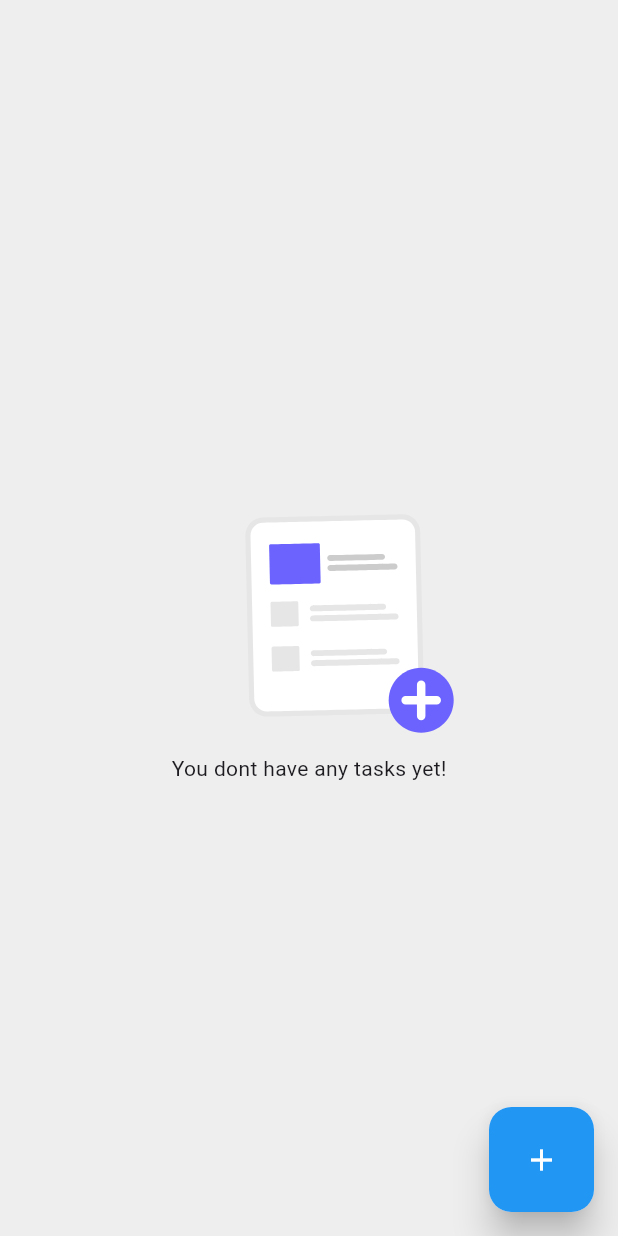
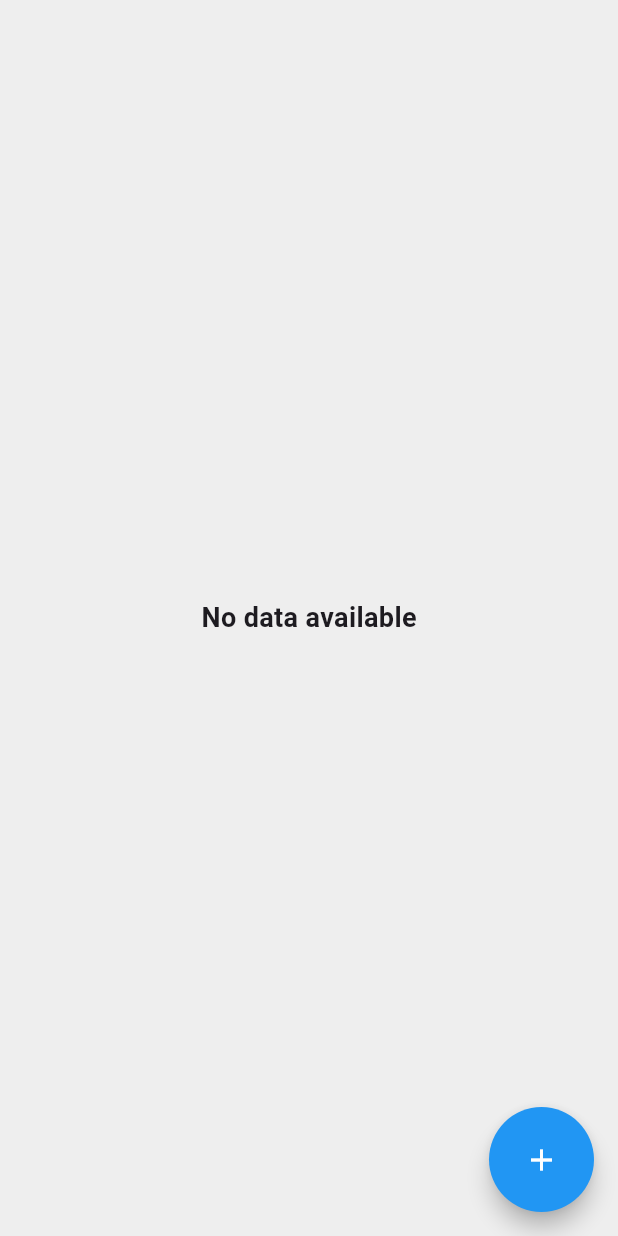
Before and after one commit to lvnh2003/Todolist-Flutter, a Flutter app: the screen it shows after launch, on a phone screen of 412 x 824 dp. Run offline on Flutter 3.47's test engine with Material 3 defaults, Android fonts, the phone set to English and light mode, and no system bars; our stand-ins replace animate_do, image_cropper, image_picker, lottie; missing offline and left inert: ftoast, mongo_dart, panara_dialogs.

Commit message:
feature: add owner

```diff
--- a/lib/Model.dart
+++ b/lib/Model.dart
@@ -17,6 +17,7 @@ class MongoDbModel {
     DateTime dueDate;
     String owner;
     String notes;
+    final String? ownerImage;
 
     MongoDbModel({
       required this.id,
@@ -27,6 +28,7 @@ class MongoDbModel {
       required this.dueDate,
       required this.owner,
       required this.notes,
+      this.ownerImage,
     });
 
     factory MongoDbModel.fromJson(Map<String, dynamic> json) => MongoDbModel(
@@ -36,8 +38,9 @@ class MongoDbModel {
         priority: json["priority"],
         pick: json["PICK"],
         dueDate: DateTime.parse(json["due_date"]),
-        owner: json["owner"],
+        owner: json["owner"] is Map<String, dynamic> ? json["owner"]["name"] : json["owner"],
         notes: json["notes"],
+        ownerImage: json["owner"] is Map<String, dynamic> ? json["owner"]["image_base64"] : null,
     );
 
     Map<String, dynamic> toJson() => {
@@ -47,7 +50,10 @@ class MongoDbModel {
         "priority": priority,
         "PICK": pick,
         "due_date": "${dueDate.year.toString().padLeft(4, '0')}-${dueDate.month.toString().padLeft(2, '0')}-${dueDate.day.toString().padLeft(2, '0')}",
-        "owner": owner,
+        "owner": {
+          "name": owner,
+          "image_base64": ownerImage,
+        },
         "notes": notes,
     };
 }
--- a/lib/display.dart
+++ b/lib/display.dart
@@ -3,6 +3,7 @@ import 'package:animate_do/animate_do.dart';
 import 'package:lottie/lottie.dart';
 import 'package:test/Model.dart';
 import 'package:test/db/mongodb.dart';
+import 'package:test/insert-owner.dart';
 import 'package:test/insert.dart';
 import 'package:test/utils/const.dart';
 import 'package:test/utils/string.dart';
@@ -16,11 +17,68 @@ class Home extends StatefulWidget {
 }
 
 class _HomeState extends State<Home> {
+  final ValueNotifier<bool> _showExtraButtons = ValueNotifier(false);
+
   @override
   Widget build(BuildContext context) {
     return Scaffold(
       backgroundColor: Colors.grey[200],
-      floatingActionButton: _buildFloatingActionButton(context),
+      floatingActionButton: SizedBox(
+        width: 300,
+        height: 300,
+        child: Stack(
+          alignment: Alignment.bottomRight,
+          children: [
+            ValueListenableBuilder<bool>(
+              valueListenable: _showExtraButtons,
+              builder: (context, value, child) {
+                return value
+                    ? Stack(
+                      alignment: Alignment.bottomRight,
+                        children: [
+                          Positioned(
+                            bottom: 150,
+                            right: 20,
+                            width: 70,
+                            height: 70,
+                            child: _buildExtraButton(Icons.person, Colors.amber, () {
+                              Navigator.push(context,
+                                  MaterialPageRoute(builder: (BuildContext context) {
+                                return const InsertOwner();
+                              }));
+                            }),
+                          ),
+                          Positioned(
+                            bottom: 20,
+                            right: 150,
+                            width: 70,
+                            height: 70,
+                            child: _buildExtraButton(Icons.task, Colors.purple, () {
+                              Navigator.push(
+                                context,
+                                MaterialPageRoute(
+                                  builder: (BuildContext context) {
+                                    return const MongoDbInsert();
+                                  },
+                                ),
+                              );
+                            }),
+                          ),
+                        ],
+                      )
+                    : SizedBox.shrink();
+              },
+            ),
+            Positioned(
+              bottom: 0,
+              right: 0,
+              width: 70,
+              height: 70,
+              child: _buildToggleFloatingButton(),
+            ),
+          ],
+        ),
+      ),
       body: SafeArea(
         child: FutureBuilder(
           future: MongodbDatabase.getData(),
@@ -29,7 +87,7 @@ class _HomeState extends State<Home> {
               return const Center(child: CircularProgressIndicator());
             } else if (snapshot.hasError) {
               return Center(child: Text("Error: ${snapshot.error}"));
-            } else if (snapshot.hasData) {
+            } else if (snapshot.hasData && snapshot.data.isNotEmpty) {
               return _buildTaskList(snapshot.data);
             }
             return const Center(
@@ -42,40 +100,30 @@ class _HomeState extends State<Home> {
     );
   }
 
-  Widget _buildFloatingActionButton(BuildContext context) {
-    return GestureDetector(
-      onTap: () => {
-        Navigator.push(
-          context,
-          MaterialPageRoute(
-            builder: (BuildContext context) {
-              return const MongoDbInsert();
-            },
-          ),
-        ).then((value) {
-          setState(() {});
-        })
+  Widget _buildToggleFloatingButton() {
+    return FloatingActionButton(
+      backgroundColor: Colors.blue,
+      onPressed: () {
+        _showExtraButtons.value = !_showExtraButtons.value; // Không cần setState()
       },
-      child: Material(
-        borderRadius: BorderRadius.circular(15),
-        elevation: 10,
-        child: Container(
-          width: 70,
-          height: 70,
-          decoration: BoxDecoration(
-            color: Colors.blue,
-            borderRadius: BorderRadius.circular(15),
-          ),
-          child: const Center(
-            child: Icon(
-              Icons.add,
-              color: Colors.white,
-            ),
-          ),
-        ),
+      shape: const CircleBorder(),
+      child: ValueListenableBuilder<bool>(
+        valueListenable: _showExtraButtons,
+        builder: (context, value, child) {
+          return Icon(value ? Icons.close : Icons.add, color: Colors.white);
+        },
       ),
     );
   }
+
+ Widget _buildExtraButton(IconData icon, Color color, VoidCallback onPressed) {
+  return FloatingActionButton(
+    backgroundColor: color,
+    onPressed: onPressed,
+    shape: const CircleBorder(),
+    child: Icon(icon, color: Colors.white),
+  );
+}
 
   Widget _buildTaskList(List data) {
     List<MongoDbModel> dataList =
@@ -98,16 +146,15 @@ class _HomeState extends State<Home> {
                 _buildColumnHeaders(),
                 Expanded(
                   child: SizedBox(
-                    width: MediaQuery.of(context).size.width * 1.2,
+                    width: MediaQuery.of(context).size.width * 1.7,
                     child: ListView.builder(
                       itemCount: dataList.length,
                       itemBuilder: (context, index) {
                         return TaskItem(
-                          data: dataList[index],
-                          onUpdate: () {
-                            setState(() {});
-                          }
-                        );
+                            data: dataList[index],
+                            onUpdate: () {
+                              setState(() {});
+                            });
                       },
                     ),
                   ),
@@ -125,19 +172,34 @@ class _HomeState extends State<Home> {
       scrollDirection: Axis.horizontal,
       child: Padding(
         padding: const EdgeInsets.symmetric(horizontal: 10, vertical: 5),
-
         child: Card(
           elevation: 5,
-          shape: RoundedRectangleBorder(borderRadius: BorderRadius.circular(10)),
+          shape:
+              RoundedRectangleBorder(borderRadius: BorderRadius.circular(10)),
           child: Padding(
             padding: const EdgeInsets.all(10),
             child: Row(
               children: const [
-            SizedBox(width: 100, child: Text("Status", style: TextStyle(fontWeight: FontWeight.bold))),
-            SizedBox(width: 100, child: Text("Due Date", style: TextStyle(fontWeight: FontWeight.bold))),
-            SizedBox(width: 100, child: Text("Priority", style: TextStyle(fontWeight: FontWeight.bold))),
-            SizedBox(width: 100, child: Text("Owner", style: TextStyle(fontWeight: FontWeight.bold))),
-            SizedBox(width: 100, child: Text("Actions", style: TextStyle(fontWeight: FontWeight.bold))),
+                SizedBox(
+                    width: 140,
+                    child: Text("Status",
+                        style: TextStyle(fontWeight: FontWeight.bold))),
+                SizedBox(
+                    width: 130,
+                    child: Text("Due Date",
+                        style: TextStyle(fontWeight: FontWeight.bold))),
+                SizedBox(
+                    width: 120,
+                    child: Text("Priority",
+                        style: TextStyle(fontWeight: FontWeight.bold))),
+                SizedBox(
+                    width: 150,
+                    child: Text("Owner",
+                        style: TextStyle(fontWeight: FontWeight.bold))),
+                SizedBox(
+                    width: 100,
+                    child: Text("Actions",
+                        style: TextStyle(fontWeight: FontWeight.bold))),
               ],
             ),
           ),
--- a/pubspec.yaml
+++ b/pubspec.yaml
@@ -39,6 +39,8 @@ dependencies:
   ftoast: ^2.0.0
   flutter_slider_drawer: ^2.1.1
   intl: ^0.17.0
+  image_picker: ^1.0.4
+  image_cropper: ^4.0.1
 
   # The following adds the Cupertino Icons font to your application.
   # Use with the CupertinoIcons class for iOS style icons.
```
Also changed, not shown: lib/component/MyAppBar.dart (added, +37 -0 lines), lib/component/OwnerSelectionDropdown.dart (added, +111 -0 lines), lib/component/TaskItem.dart (+16 -3 lines), lib/db/mongodb.dart (+39 -4 lines), lib/insert-owner.dart (added, +280 -0 lines), lib/insert.dart (+17 -41 lines), assets/default_avatar.png (added), pubspec.lock, 6 other files.
